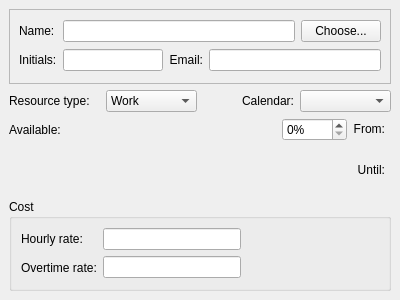
First picture: the form in kplato/libs/ui/resourcedialogbase.ui, repository KDE/calligra, before the edit.
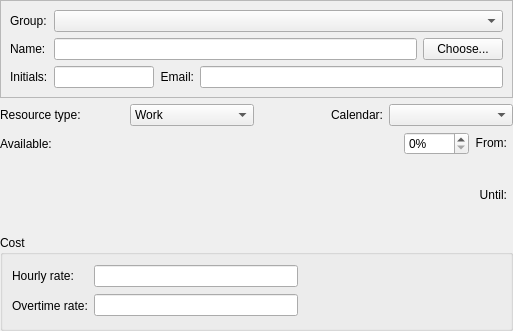
Second picture: the form after the edit. Custom widgets are drawn as their Qt base class.

Commit message: Enable moving resource between groups.

```diff
--- a/kplato/libs/ui/resourcedialogbase.ui
+++ b/kplato/libs/ui/resourcedialogbase.ui
@@ -6,20 +6,20 @@
    <rect>
     <x>0</x>
     <y>0</y>
-    <width>400</width>
-    <height>300</height>
+    <width>513</width>
+    <height>331</height>
    </rect>
   </property>
   <property name="windowTitle" >
    <string>ResourceDialogBase</string>
   </property>
   <layout class="QVBoxLayout" >
-   <property name="margin" >
-    <number>9</number>
-   </property>
    <property name="spacing" >
     <number>6</number>
    </property>
+   <property name="margin" >
+    <number>0</number>
+   </property>
    <item>
     <widget class="QFrame" name="frame" >
      <property name="frameShape" >
@@ -35,7 +35,7 @@
       <property name="spacing" >
        <number>6</number>
       </property>
-      <item row="0" column="0" >
+      <item row="1" column="0" >
        <widget class="QLabel" name="textLabel1" >
         <property name="text" >
          <string>Name:</string>
@@ -48,7 +48,7 @@
         </property>
        </widget>
       </item>
-      <item row="0" column="1" >
+      <item row="1" column="2" >
        <layout class="QHBoxLayout" >
         <property name="margin" >
          <number>0</number>
@@ -78,7 +78,7 @@
         </item>
        </layout>
       </item>
-      <item row="1" column="0" >
+      <item row="2" column="0" >
        <widget class="QLabel" name="textLabel1_2" >
         <property name="text" >
          <string>Initials:</string>
@@ -91,7 +91,7 @@
         </property>
        </widget>
       </item>
-      <item row="1" column="1" >
+      <item row="2" column="2" >
        <layout class="QHBoxLayout" >
         <property name="margin" >
          <number>0</number>
@@ -102,9 +102,7 @@
         <item>
          <widget class="QLineEdit" name="initialsEdit" >
           <property name="sizePolicy" >
-           <sizepolicy>
-            <hsizetype>0</hsizetype>
-            <vsizetype>0</vsizetype>
+           <sizepolicy vsizetype="Fixed" hsizetype="Fixed" >
             <horstretch>0</horstretch>
             <verstretch>0</verstretch>
            </sizepolicy>
@@ -142,6 +140,16 @@
         </item>
        </layout>
       </item>
+      <item row="0" column="0" >
+       <widget class="QLabel" name="groupLabel" >
+        <property name="text" >
+         <string>Group:</string>
+        </property>
+       </widget>
+      </item>
+      <item row="0" column="2" >
+       <widget class="QComboBox" name="group" />
+      </item>
      </layout>
     </widget>
    </item>
```
Left out of the diff: 26 changed lines with no effect on the pictures. The commit also changes 8 other files.
